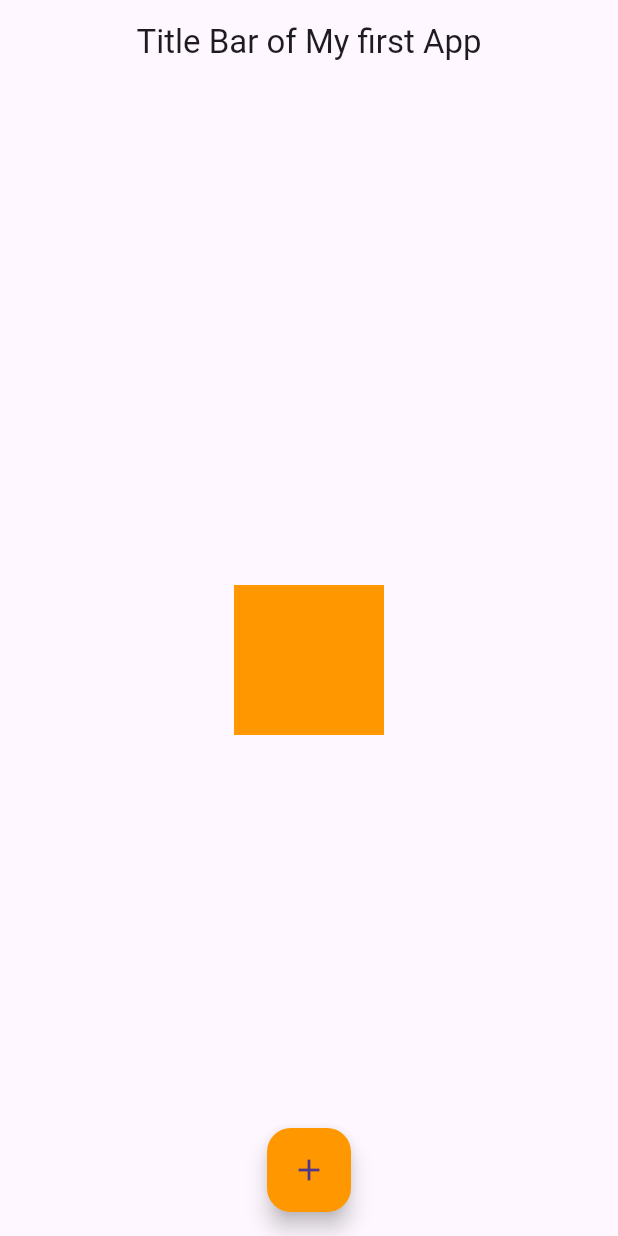
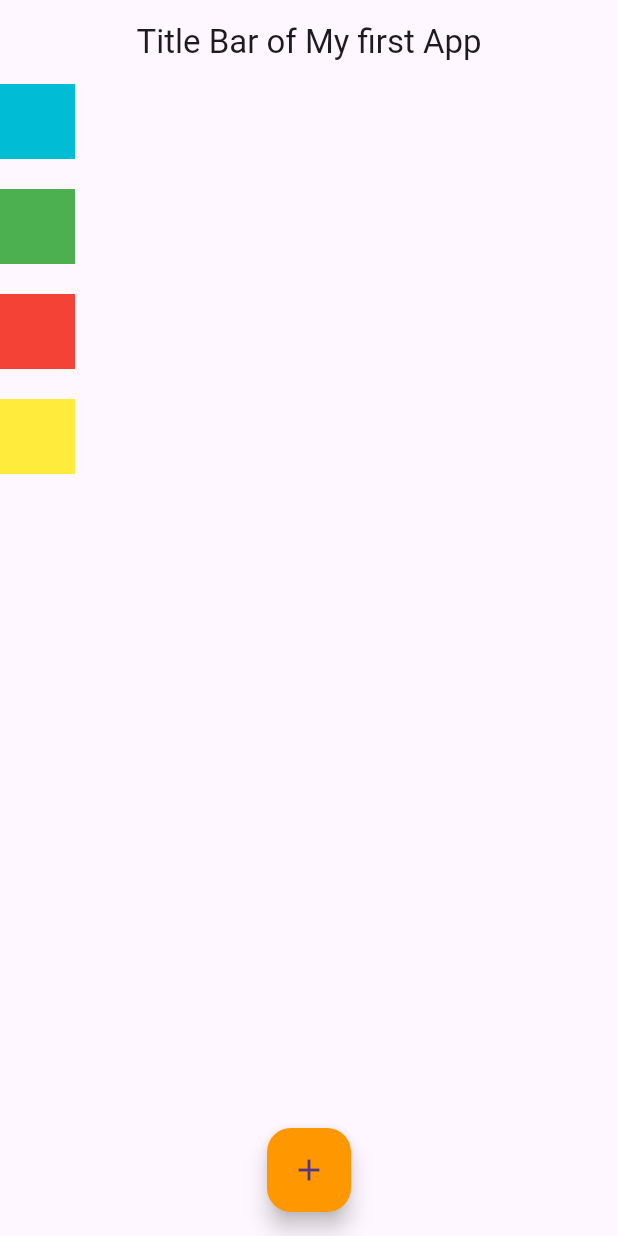
Before and after one commit to alkawsar1030/Flutter2025, a Flutter app: the screen it shows after launch, on a phone screen of 412 x 824 dp. Run offline on Flutter 3.47's test engine with Material 3 defaults, Android fonts, the phone set to English and light mode, and no system bars.

Commit message:
column decorates its elements from top to buttom

```diff
--- a/lib/main.dart
+++ b/lib/main.dart
@@ -16,9 +16,20 @@
   Widget build(BuildContext context) {
     return Scaffold(
       appBar: AppBar(title: Center(child: Text('Title Bar of My first App'))),
-      body: Center(
-        child: Container(height: 100, width: 100, color: Colors.orange),
+      body: Column(
+        //column decorates its elements from top to buttom
+        //onthe oher hand row decorates its elements from left to right
+        children: <Widget>[
+          Container(height: 50, width: 50, color: Colors.cyan),
+          SizedBox(height: 20),
+          Container(height: 50, width: 50, color: Colors.green),
+          SizedBox(height: 20),
+          Container(height: 50, width: 50, color: Colors.red),
+          SizedBox(height: 20),
+          Container(height: 50, width: 50, color: Colors.yellow),
+        ],
       ),
+
       floatingActionButton: FloatingActionButton(
         onPressed: () {
           // Action to perform when the button is pressed
```
